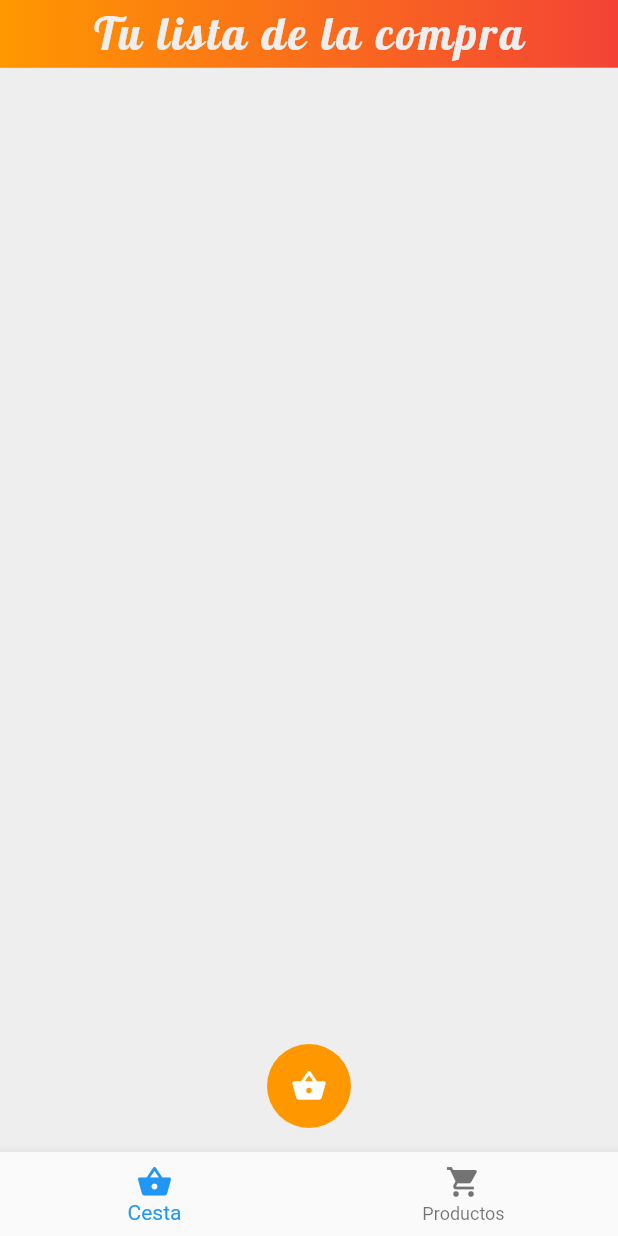
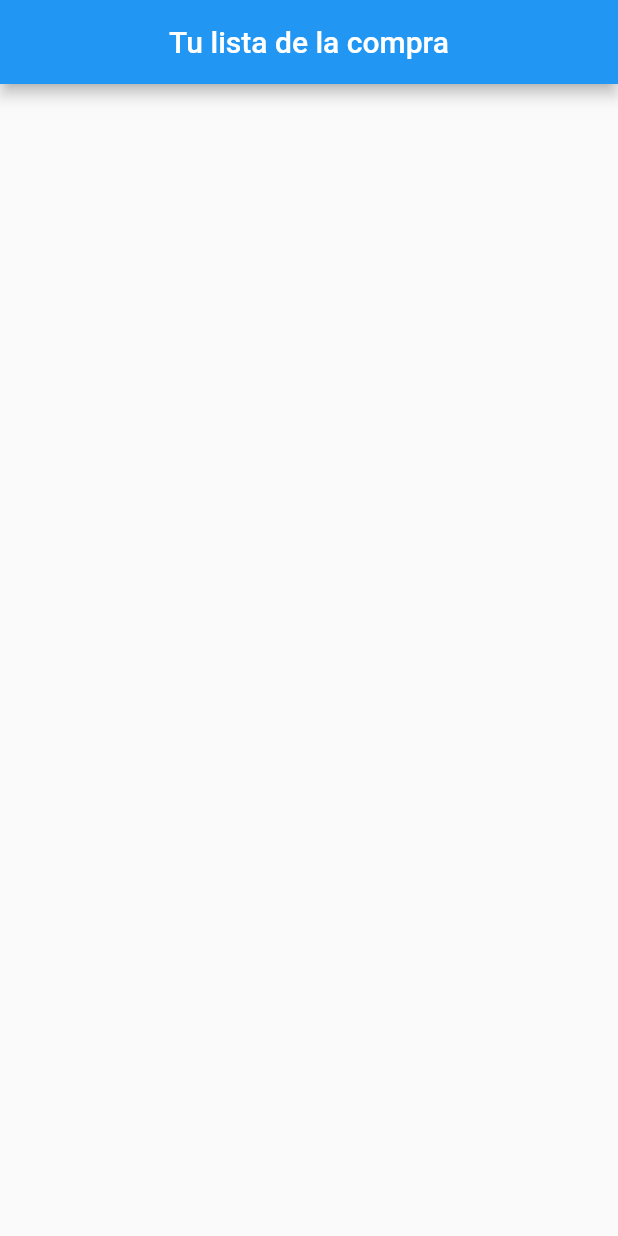
Before and after one commit to AlexMolina08/Compras, a Flutter app: the screen it shows after launch, on a phone screen of 412 x 824 dp. Run offline on Flutter 3.47's test engine with Material 2 defaults, Android fonts, the phone set to English and light mode, and no system bars.

Commit message:
Borro home y widgets para modularizar código

```diff
--- a/lib/main.dart
+++ b/lib/main.dart
@@ -1,10 +1,10 @@
 import 'package:flutter/material.dart';
-import 'package:compras/pages/home.dart';
+import 'package:compras/pages/miCompra.dart';
 
 void main() => runApp(MaterialApp(
     title: "Compras",
     routes: {
-      '/' : (context) => Home(),
+      '/' : (context) => MiCompra()
    }
 
 ));
--- a/lib/pages/home.dart
+++ /dev/null
@@ -1,198 +0,0 @@
-import 'dart:ui';
-import 'package:flutter/cupertino.dart';
-import 'package:flutter/material.dart';
-import 'package:flutter/services.dart';
-
-/*
-*  Este widget consistirá de:
-*     -Un Listview con las compras
-*     -Un boton para añadir una nueva compra
-*
-* */
-
-
-
-class Home extends StatefulWidget {
-  @override
-  _HomeState createState() => _HomeState();
-}
-
-class _HomeState extends State<Home> {
-
-  TextEditingController _textController = TextEditingController();
-
-  List<String> compras = [];
-
-
-  /*
-  * Este metodo muestra muestra en pantalla un mensaje para introducir
-  * un nuevo producto en la lista
-  * */
-  Future<String> _nuevaCompra(BuildContext context) {
-    return showDialog(
-      context: context,
-      builder: (context){
-        return AlertDialog(
-          title: Text("¿Qué quieres comprar?"),
-          content: TextField(
-            controller: _textController,
-            decoration: InputDecoration(
-              hintText: "Introduce producto",
-              suffixIcon: IconButton(
-                onPressed: () => _textController.clear(),
-                icon: Icon(Icons.clear),
-              )
-            ),
-          ),
-          actions: <Widget>[
-            MaterialButton(
-              elevation: 5.0,
-              child: Icon(Icons.check),
-              onPressed: (){
-                Navigator.of(context).pop(_textController.text.toString());
-              },
-            ),
-
-          ],
-        );
-      }
-    );
-  }
-
-  _addProducto(String producto){
-    if(producto != "" && !compras.contains(producto)) {
-      setState(() {
-        compras.add(producto);
-      });
-    }
-  }
-
-  @override
-  void initState(){
-    super.initState();
-    SystemChrome.setEnabledSystemUIOverlays([]);
-  }
-
-  @override
-  Widget build(BuildContext context) {
-    return Scaffold(
-      backgroundColor: Colors.grey[200],
-      appBar: PreferredSize(
-        preferredSize: Size(double.infinity, 45), // 44 is the height
-        child: AppBar(
-          backgroundColor: Colors.cyan,
-          elevation: 0,
-          title: Text("Tu lista de la compra",
-          style: TextStyle(
-            letterSpacing: 2,
-            color: Colors.grey[200],
-            fontWeight: FontWeight.normal,
-            fontFamily: 'Lobster',
-            fontSize: 30
-          ),),
-
-          flexibleSpace: Container(
-
-            decoration: BoxDecoration(
-              gradient: LinearGradient(
-                begin: Alignment.centerLeft,
-                end: Alignment.centerRight,
-                colors: <Color>[
-                  Colors.orange,
-                  Colors.red
-                ],
-              ),
-            ),
-          ),
-
-          centerTitle: true,
-        ),
-      ),
-
-      floatingActionButton: FloatingActionButton(
-        onPressed: () {
-            _nuevaCompra(context).then((onValue){
-            _addProducto(onValue);
-          });
-        },
-        elevation: 0,
-        child: Icon(Icons.shopping_basket),
-        backgroundColor: Colors.orange,
-      ),
-
-      floatingActionButtonLocation: FloatingActionButtonLocation.centerFloat,
-
-      //CUERPO DEL SCAFFOLD.
-      body: Padding(
-        padding: const EdgeInsets.all(8.0),
-        child: ListView.builder(
-          itemCount: compras.length,
-          itemBuilder: (BuildContext context , int index){
-            final compra = compras[index];
-            return Card(child: Dismissible(
-              background: Container(
-                decoration: BoxDecoration(
-                  gradient: LinearGradient(
-                    begin: Alignment.centerLeft,
-                    end: Alignment.centerRight,
-                    colors: [Colors.red,Colors.orange
-                    ]
-                  )
-                ),
-              ),
-              key: Key(compra),
-              onDismissed: (direction){
-                //Cuando hallamos hecho swipe , eliminamos el item
-                setState(() {
-                  compras.removeAt(index);
-                });
-
-                //Luego mostramos un mensaje
-
-                Scaffold.of(context).showSnackBar(SnackBar(
-                  content: Text("$compra eliminado de la lista",
-                  style: TextStyle(
-                    color: Colors.white,
-                    fontWeight: FontWeight.bold
-                  ),),
-                  backgroundColor: Colors.red,
-                ));
-
-              },
-              child: ListTile(title: Text('${compras[index]}',
-                  style: TextStyle(
-                    fontFamily: 'MerriweatherSans',
-                    fontSize: 20
-                ),
-              )
-              ),
-            )
-            );
-          }
-        ),
-      ),
-
-
-        bottomNavigationBar: BottomNavigationBar(
-
-          items: const <BottomNavigationBarItem>[
-            BottomNavigationBarItem(
-              icon: Icon(Icons.shopping_basket),
-              title: Text('Cesta'),
-            ),
-            BottomNavigationBarItem(
-              icon: Icon(Icons.shopping_cart),
-              title: Text('Productos'),
-            ),
-          ],
-
-
-
-
-
-        )
-
-
-    );
-  }
-}
--- /dev/null
+++ b/lib/pages/miCompra.dart
@@ -0,0 +1,22 @@
+import 'package:flutter/material.dart';
+
+class MiCompra extends StatefulWidget {
+  @override
+  _MiCompraState createState() => _MiCompraState();
+}
+
+class _MiCompraState extends State<MiCompra> {
+  @override
+  Widget build(BuildContext context) {
+    return Scaffold(
+      appBar: AppBar(
+        centerTitle: true,
+        title: Text("Tu lista de la compra"),
+      ),
+
+
+
+
+    );
+  }
+}
```
Also changed, not shown: lib/product.dart (deleted, +0 -14 lines).
